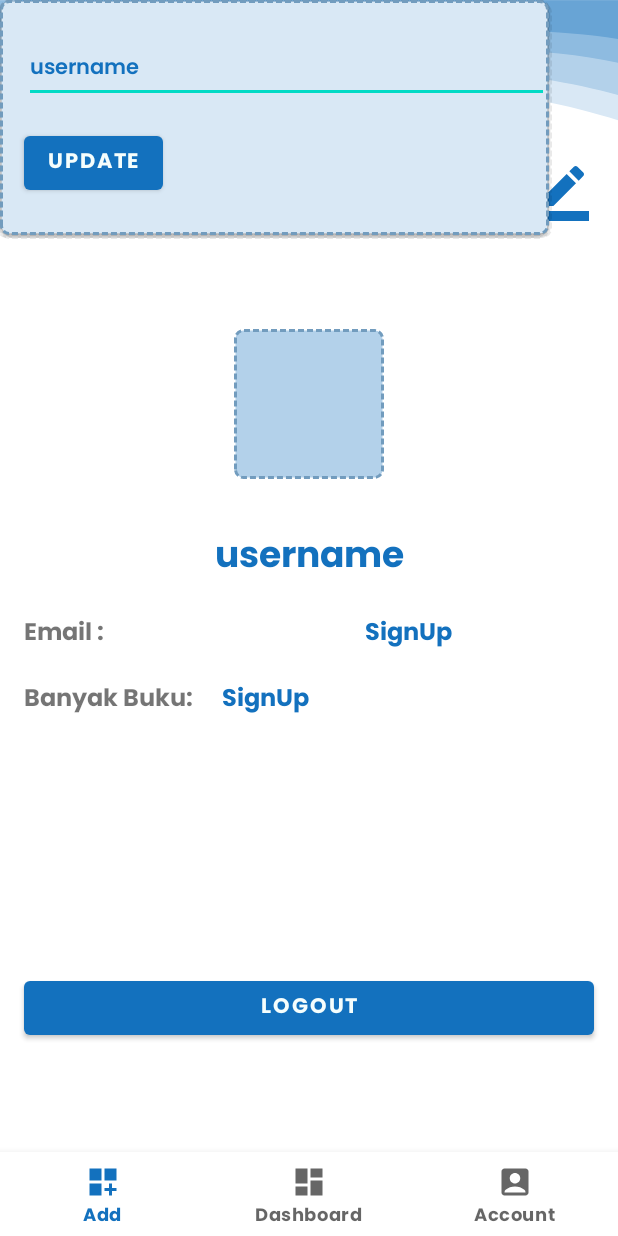
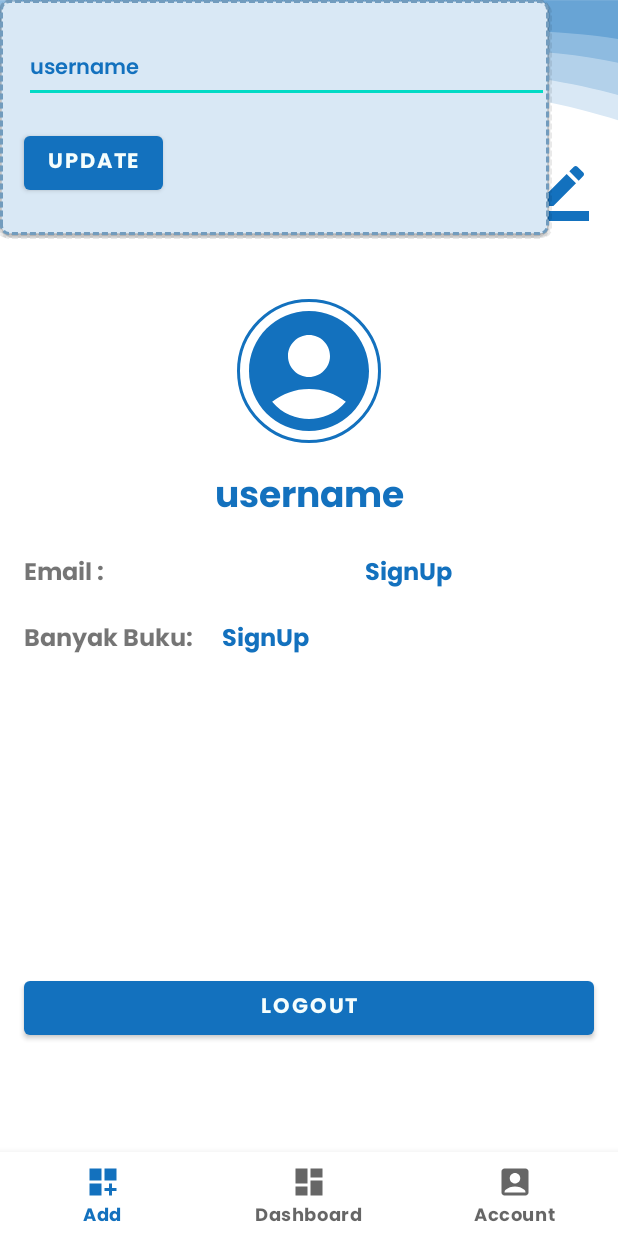
Before and after one commit to putuuu/ListBuku, an Android app: the account screen opened through its navigation route, after a tap on an icon or button, on a phone screen of 412 x 824 dp. Run offline under Robolectric (Android 15) with nearby library versions, the phone set to English and light mode, and no system bars; our stand-ins replace CircleImageView, Firebase (no records; nobody signed in at launch, a user with empty details on screens opened directly), Picasso, navigation-ui; pictures from the network do not load.

Commit message:
update profile

```diff
--- a/app/build.gradle
+++ b/app/build.gradle
@@ -57,4 +57,8 @@ dependencies {
     implementation 'com.github.bumptech.glide:glide:4.14.2'
     annotationProcessor 'com.github.bumptech.glide:compiler:4.11.0'
 
+    implementation 'de.hdodenhof:circleimageview:3.1.0'
+
+    implementation 'com.squareup.picasso:picasso:2.8'
+
 }
--- a/app/src/main/java/com/example/tugasbnv/model/Akun.kt
+++ b/app/src/main/java/com/example/tugasbnv/model/Akun.kt
@@ -3,5 +3,4 @@ package com.example.tugasbnv.model
 data class Akun(
     var username :String,
     var email : String,
-    var urlpicture : String
 )
--- a/app/src/main/java/com/example/tugasbnv/ui/account.kt
+++ b/app/src/main/java/com/example/tugasbnv/ui/account.kt
@@ -1,9 +1,14 @@
 package com.example.tugasbnv.ui
 
+import android.app.Activity.RESULT_OK
+import android.app.DownloadManager.Request
 import android.content.Context
 import android.content.Intent
+import android.graphics.Bitmap
 import android.graphics.BitmapFactory
+import android.net.Uri
 import android.os.Bundle
+import android.provider.MediaStore
 import android.util.Log
 import android.view.Gravity
 import androidx.fragment.app.Fragment
@@ -17,19 +22,29 @@ import com.example.tugasbnv.R
 import com.example.tugasbnv.model.Akun
 import com.google.android.material.snackbar.Snackbar
 import com.google.firebase.auth.FirebaseAuth
+import com.google.firebase.auth.UserProfileChangeRequest
 import com.google.firebase.firestore.FirebaseFirestore
 import com.google.firebase.ktx.Firebase
 import com.google.firebase.storage.FirebaseStorage
 import com.google.firebase.storage.ktx.storage
+import com.squareup.picasso.Picasso
+import java.io.ByteArrayOutputStream
+import java.net.URL
 
 class account : Fragment() {
+
+    companion object {
+        const val REQUEST_CAMERA = 100
+    }
 
     private lateinit var profilpicture: ImageView
     val db = FirebaseFirestore.getInstance()
     val firebaseAuth = FirebaseAuth.getInstance()
     val firebaseUser = firebaseAuth.currentUser
 
-    var akun = Akun("", "", "")
+
+    var akun = Akun("", "")
+    private lateinit var imageurl : Uri
 
     override fun onCreateView(
         inflater: LayoutInflater, container: ViewGroup?,
@@ -45,13 +60,18 @@ class account : Fragment() {
         val logOut = view.findViewById<Button>(R.id.button3)
 
         if (firebaseUser != null) {
+//            if (firebaseUser.photoUrl != null){
+//                Picasso.get().load(firebaseUser.photoUrl).into(profilpicture)
+//            }else{
+//                Picasso.get().load("https://picsum.photos/seed/picsum/200/300").into(profilpicture)
+//            }
+
             db.collection("users").get()
                 .addOnSuccessListener { result ->
                     for (document in result) {
                         if (document.id == firebaseUser.uid) {
                             val username = document.get("username").toString()
                             val email = document.get("email").toString()
-                            val url = document.get("url").toString()
 
                             val ref = db.collection("users").document(firebaseUser.uid)
                                 .collection("books")
@@ -60,7 +80,7 @@ class account : Fragment() {
                                 tvBuku.text = count.toString()
                             }
 
-                            akun = Akun(username, email, url)
+                            akun = Akun(username, email)
                             tvemail.text = akun.email
                             tvusername.text = akun.username
                         }
@@ -111,12 +131,58 @@ class account : Fragment() {
 
         }
 
-        profilpicture.setOnClickListener {
-            Toast.makeText(profilpicture.context, akun.username, Toast.LENGTH_SHORT).show()
-        }
+//        profilpicture.setOnClickListener {
+//            intentCamera()
+//        }
 
         return view
 
     }
 
+//    private fun intentCamera() {
+//        Intent(MediaStore.ACTION_IMAGE_CAPTURE).also {intent ->
+//            activity?.packageManager?.let {
+//                intent.resolveActivity(it).also {
+//                    startActivityForResult(intent, REQUEST_CAMERA)
+//                }
+//            }
+//        }
+//    }
+//
+//    override fun onActivityResult(requestCode: Int, resultCode: Int, data: Intent?) {
+//        super.onActivityResult(requestCode, resultCode, data)
+//        if (requestCode == REQUEST_CAMERA && resultCode == RESULT_OK){
+//            val imgBitmap = data?.extras?.get("data") as Bitmap
+//            uploadImage(imgBitmap)
+//        }
+//    }
+//
+//    private fun uploadImage(imgBitmap: Bitmap) {
+//        val byteArrayOutputStream = ByteArrayOutputStream()
+//        val ref = FirebaseStorage.getInstance().reference
+//            .child("img/${FirebaseAuth.getInstance().currentUser?.uid}")
+//
+//        imgBitmap.compress(Bitmap.CompressFormat.JPEG, 100, byteArrayOutputStream)
+//        val image : ByteArray = byteArrayOutputStream.toByteArray()
+//
+//        ref.putBytes(image)
+//            .addOnCompleteListener{
+//                if(it.isComplete){
+//                    ref.downloadUrl.addOnCompleteListener {
+//                        it.result?.let{
+//                            imageurl = it
+//                            profilpicture.setImageBitmap(imgBitmap)
+//                            val image : Uri = when{
+//                                ::imageurl.isInitialized -> imageurl
+//                                firebaseUser?.photoUrl == null ->
+//                                    Uri.parse("https://picsum.photos/seed/picsum/200/300")
+//                                else -> firebaseUser.photoUrl!!
+//                            }
+//                            UserProfileChangeRequest.Builder().setPhotoUri(image).build()
+//                        }
+//                    }
+//                }
+//            }
+//    }
+
 }
--- /dev/null
+++ b/app/src/main/res/drawable/ic_baseline_account_circle_24.xml
@@ -0,0 +1,5 @@
+<vector android:height="24dp" android:tint="#1371be"
+    android:viewportHeight="24" android:viewportWidth="24"
+    android:width="24dp" xmlns:android="http://schemas.android.com/apk/res/android">
+    <path android:fillColor="@android:color/white" android:pathData="M12,2C6.48,2 2,6.48 2,12s4.48,10 10,10s10,-4.48 10,-10S17.52,2 12,2zM12,6c1.93,0 3.5,1.57 3.5,3.5S13.93,13 12,13s-3.5,-1.57 -3.5,-3.5S10.07,6 12,6zM12,20c-2.03,0 -4.43,-0.82 -6.14,-2.88C7.55,15.8 9.68,15 12,15s4.45,0.8 6.14,2.12C16.43,19.18 14.03,20 12,20z"/>
+</vector>
--- a/app/src/main/res/layout/fragment_account.xml
+++ b/app/src/main/res/layout/fragment_account.xml
@@ -48,12 +48,14 @@
             app:layout_constraintStart_toEndOf="@+id/textView14"
             app:layout_constraintTop_toTopOf="@+id/textView14" />
 
-        <ImageView
+        <de.hdodenhof.circleimageview.CircleImageView
             android:id="@+id/imageView2"
-            android:layout_width="100dp"
-            android:layout_height="100dp"
-            android:layout_marginTop="128dp"
-            android:src="@drawable/ic_baseline_rectangle_24"
+            android:layout_width="96dp"
+            android:layout_height="96dp"
+            android:layout_marginTop="108dp"
+            android:src="@drawable/ic_baseline_account_circle_24"
+            app:civ_border_color="#1371be"
+            app:civ_border_width="2dp"
             app:layout_constraintEnd_toEndOf="parent"
             app:layout_constraintStart_toStartOf="parent"
             app:layout_constraintTop_toTopOf="parent" />
@@ -62,7 +64,7 @@
             android:id="@+id/textView6"
             android:layout_width="wrap_content"
             android:layout_height="wrap_content"
-            android:layout_marginTop="32dp"
+            android:layout_marginTop="16dp"
             android:fontFamily="@font/poppinsbold"
             android:text="username"
             android:textColor="#1371be"
```
